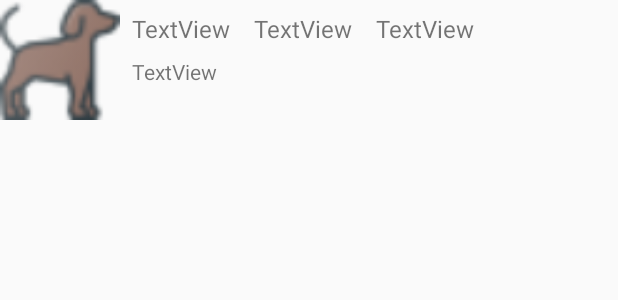
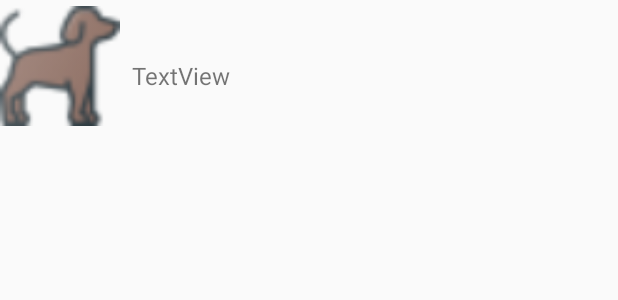
Before and after one commit to cindyle0470/FindMyPet, an Android app: the layout item_pet.xml on its own in the app's theme, with its tools: preview values and no code run, on a phone screen of 412 x 824 dp. Shown: the top 300 px of the screen. Run offline under Robolectric (Android 15) with nearby library versions, the phone set to English and light mode, and no system bars.

Commit message:
Initial commit

```diff
--- a/app/src/main/res/layout/item_pet.xml
+++ b/app/src/main/res/layout/item_pet.xml
@@ -3,12 +3,15 @@
     xmlns:app="http://schemas.android.com/apk/res-auto"
     xmlns:tools="http://schemas.android.com/tools"
     android:layout_width="match_parent"
-    android:layout_height="match_parent">
+    android:layout_height="wrap_content">
 
     <ImageView
         android:id="@+id/img"
         android:layout_width="80dp"
         android:layout_height="80dp"
+        android:layout_marginBottom="4dp"
+        android:layout_marginTop="4dp"
+        app:layout_constraintBottom_toBottomOf="parent"
         app:layout_constraintStart_toStartOf="parent"
         app:layout_constraintTop_toTopOf="parent"
         app:srcCompat="@drawable/ic_dog" />
@@ -26,8 +29,7 @@
         android:layout_height="wrap_content"
         android:layout_marginStart="8dp"
         android:layout_marginTop="8dp"
-        android:text="TextView"
-        android:textSize="16sp"
+        android:textSize="23sp"
         app:layout_constraintStart_toEndOf="@+id/img"
         app:layout_constraintTop_toTopOf="parent" />
 
@@ -35,36 +37,47 @@
         android:id="@+id/tv_sex"
         android:layout_width="wrap_content"
         android:layout_height="wrap_content"
-        android:layout_marginStart="16dp"
+        android:layout_marginStart="8dp"
         android:layout_marginTop="8dp"
-        android:text="TextView"
-        android:textSize="16sp"
-        app:layout_constraintStart_toEndOf="@+id/tv_area"
+        android:textSize="23sp"
+        app:layout_constraintStart_toStartOf="@+id/guideline2"
         app:layout_constraintTop_toTopOf="parent" />
 
     <TextView
         android:id="@+id/tv_size"
         android:layout_width="wrap_content"
         android:layout_height="wrap_content"
-        android:layout_marginStart="16dp"
+        android:layout_marginStart="8dp"
         android:layout_marginTop="8dp"
-        android:text="TextView"
-        android:textSize="16sp"
-        app:layout_constraintStart_toEndOf="@+id/tv_sex"
+        android:textSize="23sp"
+        app:layout_constraintStart_toStartOf="@+id/guideline4"
         app:layout_constraintTop_toTopOf="parent" />
 
     <TextView
         android:id="@+id/tv_massage"
         android:layout_width="0dp"
         android:layout_height="0dp"
-        android:layout_marginBottom="8dp"
         android:layout_marginEnd="8dp"
         android:layout_marginStart="8dp"
-        android:layout_marginTop="8dp"
         android:text="TextView"
+        android:textSize="16sp"
         app:layout_constraintBottom_toTopOf="@+id/guideline3"
         app:layout_constraintEnd_toEndOf="parent"
         app:layout_constraintStart_toEndOf="@+id/img"
         app:layout_constraintTop_toBottomOf="@+id/tv_area" />
 
+    <android.support.constraint.Guideline
+        android:id="@+id/guideline2"
+        android:layout_width="wrap_content"
+        android:layout_height="wrap_content"
+        android:orientation="vertical"
+        app:layout_constraintGuide_percent="0.5" />
+
+    <android.support.constraint.Guideline
+        android:id="@+id/guideline4"
+        android:layout_width="wrap_content"
+        android:layout_height="wrap_content"
+        android:orientation="vertical"
+        app:layout_constraintGuide_percent="0.65" />
+
 </android.support.constraint.ConstraintLayout>
```
Also changed, not shown: app/src/main/java/com/example/chingili/findmypet/PetAdatper.java (+5 -7 lines), app/src/main/java/com/example/chingili/findmypet/data/Pet.java (+54 -3 lines), app/src/main/java/com/example/chingili/findmypet/data/PetItem.java (deleted, +0 -155 lines), app/src/main/java/com/example/chingili/findmypet/data/PetPhoto.java (+16 -4 lines), app/src/main/java/com/example/chingili/findmypet/fragment/FindPetFragment.java (+35 -4 lines).
